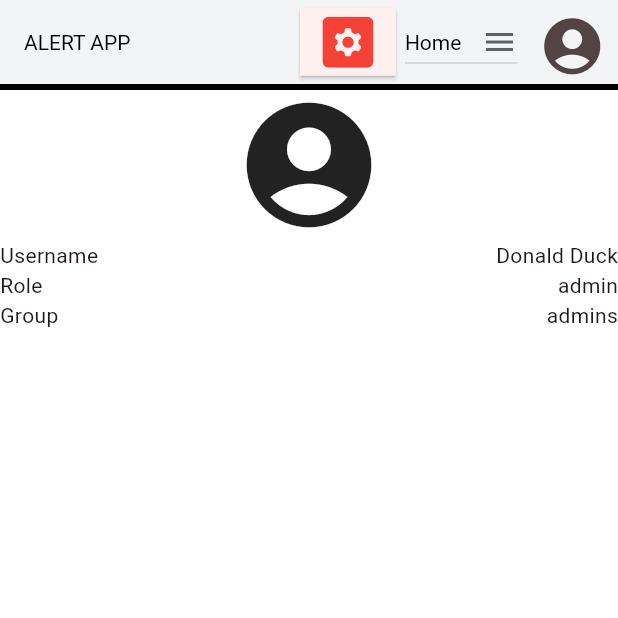
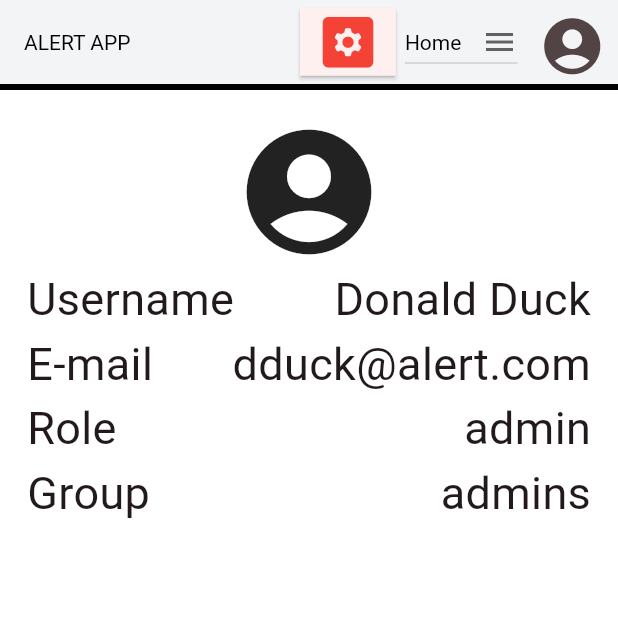
Before and after one commit to PatriStelmach/Agrub, a Flutter app: the screen it shows after launch, after a tap on the "settings applications" icon, after a tap on the "account circle" icon, on a phone screen of 412 x 824 dp, the top half of it. Run offline on Flutter 3.47's test engine with Material 3 defaults, Android fonts, the phone set to English and light mode, and no system bars; our stand-ins replace audioplayers, firebase_core, firebase_messaging, vibration; accounts and stored records are empty; project files that could hold a hidden picture were left out.

Commit message:
Minor user panel layout adjustmen

```diff
--- a/mobile_app/lib/screens/user_screen.dart
+++ b/mobile_app/lib/screens/user_screen.dart
@@ -10,30 +10,46 @@ class UserScreen extends StatelessWidget {
 
         final userViewModel = context.watch<UserViewModel>();
 
-    return Column(
+    return Padding(
+      padding: const EdgeInsets.all(18.0),
+      child: Column(
         children: [
           Icon(Icons.account_circle_rounded,size: 100),
           Row(
             children: [
-            Text('Username'),
+              Text('Username', style: TextStyle(fontSize: 30)),
               Spacer(),
-            Text(userViewModel.user.login)
+              Text(userViewModel.user.login, style: TextStyle(fontSize: 30))
+
+            ],),
+
+
+              Row(
+            children: [
+              Text('E-mail', style: TextStyle(fontSize: 30)),
+              Spacer(),
+              Text(userViewModel.user.email, style: TextStyle(fontSize: 30))
+
+            ],),
+
+
+
+
+              Row(
+            children: [
+              Text('Role', style: TextStyle(fontSize: 30)),
+              Spacer(),
+              Text(userViewModel.user.role, style: TextStyle(fontSize: 30))
 
             ],),
               Row(
             children: [
-            Text('Role'),
+              Text('Group', style: TextStyle(fontSize: 30)),
               Spacer(),
-            Text(userViewModel.user.role)
-
-          ],),
-            Row(
-          children: [
-            Text('Group'),
-            Spacer(),
-            Text(userViewModel.user.group)
+              Text(userViewModel.user.group, style: TextStyle(fontSize: 30))
 
             ],)
-    ],);
+      ],),
+    );
   }
 }
```
Lines whose indentation alone changed are shown as unchanged.
